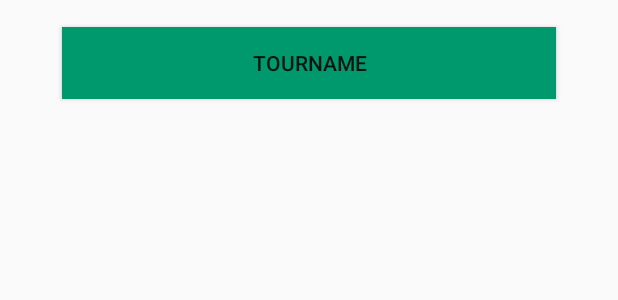
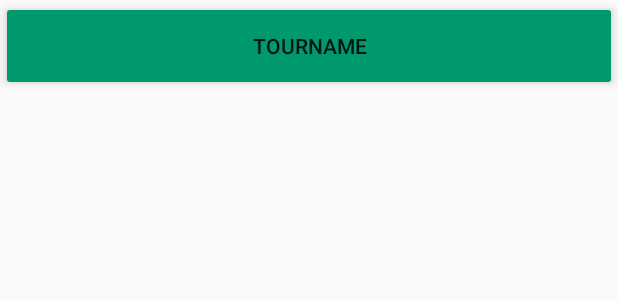
Before and after one commit to Colggen/AnyTravel, an Android app: the layout virtualtour_item.xml on its own in the app's theme, with its tools: preview values and no code run, on a phone screen of 412 x 824 dp. Shown: the top 300 px of the screen. Run offline under Robolectric (Android 15) with nearby library versions, the phone set to English and light mode, and no system bars.

Commit message:
initial commit

```diff
--- a/app/src/main/java/com/example/mainapplication/FavoriteToursAdapter.kt
+++ b/app/src/main/java/com/example/mainapplication/FavoriteToursAdapter.kt
@@ -3,6 +3,7 @@ package com.example.mainapplication
 import android.annotation.SuppressLint
 import android.content.Context
 import android.content.DialogInterface
+import android.content.Intent
 import android.view.LayoutInflater
 import android.view.View
 import android.view.ViewGroup
@@ -95,6 +96,11 @@ class FavoriteToursAdapter(private val context: Context,
                 showDialog(tour)
             }
         }
+        holder.itemView.setOnClickListener {
+            val intent = Intent(context, TourActivity::class.java)
+            intent.putExtra("tour", tours?.get(position))
+            context.startActivity(intent)
+        }
     }
 
     override fun getItemCount(): Int {
--- a/app/src/main/java/com/example/mainapplication/MyProfileFragment.kt
+++ b/app/src/main/java/com/example/mainapplication/MyProfileFragment.kt
@@ -86,7 +86,7 @@ class MyProfileFragment : Fragment() {
 
         view.virtualTourBt.setOnClickListener{
 
-            val intent = Intent(activity,VirtualTourActivity::class.java)
+            val intent = Intent(activity,ListOfVirtualTours::class.java)
             startActivity(intent)
         }
 
--- a/app/src/main/java/com/example/mainapplication/RegisteredTourAdapter.kt
+++ b/app/src/main/java/com/example/mainapplication/RegisteredTourAdapter.kt
@@ -3,6 +3,7 @@ package com.example.mainapplication
 import android.annotation.SuppressLint
 import android.content.Context
 import android.content.DialogInterface
+import android.content.Intent
 import android.util.Log
 import android.view.LayoutInflater
 import android.view.View
@@ -77,6 +78,11 @@ class RegisteredTourAdapter(private val context: Context, private val listener:
                 showDialog(tour)
             }
         }
+        holder.itemView.setOnClickListener {
+            val intent = Intent(context, TourActivity::class.java)
+            intent.putExtra("tour", tours?.get(position))
+            context.startActivity(intent)
+        }
     }
 
     override fun getItemCount(): Int {
--- a/app/src/main/java/com/example/mainapplication/TourAdapter.kt
+++ b/app/src/main/java/com/example/mainapplication/TourAdapter.kt
@@ -110,7 +110,7 @@ class TourAdapter(private val context: Context, private val listener: (Tours) ->
 
 
                     mAuth.currentUser?.getIdToken(true)
-                    myRef.child(mAuth.currentUser?.uid!!).child("savedTours").push().setValue(tour)
+                    myRef.child(mAuth.currentUser?.uid!!).child("savedTours").child(tour.id!!).setValue(tour)
                     Toast.makeText(context, "Тур был успешно добавлен!", Toast.LENGTH_SHORT).show()
 
                 })
--- a/app/src/main/res/layout/virtualtour_item.xml
+++ b/app/src/main/res/layout/virtualtour_item.xml
@@ -1,36 +1,19 @@
 <?xml version="1.0" encoding="utf-8"?>
-<androidx.constraintlayout.widget.ConstraintLayout
-    xmlns:android="http://schemas.android.com/apk/res/android"
+<androidx.cardview.widget.CardView xmlns:android="http://schemas.android.com/apk/res/android"
     xmlns:app="http://schemas.android.com/apk/res-auto"
     xmlns:tools="http://schemas.android.com/tools"
     android:layout_width="match_parent"
-    android:layout_height="match_parent">
+    android:layout_height="wrap_content"
+    app:cardElevation="4dp"
+    app:cardPreventCornerOverlap="true"
+    app:cardUseCompatPadding="true">
 
 
     <Button
         android:id="@+id/listOfVirtualTours"
-        android:layout_width="0dp"
+        android:layout_width="match_parent"
         android:layout_height="wrap_content"
         android:background="@color/colorGreen"
         android:hint="TourName"
-        android:text="TourName"
-        app:layout_constraintBottom_toBottomOf="parent"
-        app:layout_constraintEnd_toStartOf="@+id/guideline223"
-        app:layout_constraintStart_toStartOf="@+id/guideline22"
-        app:layout_constraintTop_toTopOf="parent"
-        app:layout_constraintVertical_bias="0.023" />
-
-    <androidx.constraintlayout.widget.Guideline
-        android:id="@+id/guideline22"
-        android:layout_width="wrap_content"
-        android:layout_height="wrap_content"
-        android:orientation="vertical"
-        app:layout_constraintGuide_percent="0.1" />
-
-    <androidx.constraintlayout.widget.Guideline
-        android:id="@+id/guideline223"
-        android:layout_width="wrap_content"
-        android:layout_height="wrap_content"
-        android:orientation="vertical"
-        app:layout_constraintGuide_percent="0.9" />
-</androidx.constraintlayout.widget.ConstraintLayout>
+        android:text="TourName" />
+</androidx.cardview.widget.CardView>
```
Also changed, not shown: app/src/main/java/com/example/mainapplication/ListOfVirtualTours.kt (+5 -2 lines), app/src/main/java/com/example/mainapplication/TourActivity.kt (+7 -10 lines), app/src/main/java/com/example/mainapplication/TripsFragment.kt (+6 -2 lines), app/src/main/java/com/example/mainapplication/VirtualTourActivity.kt (+9 -5 lines), app/src/main/java/com/example/mainapplication/VirtualTourAdapter.kt (+8 -0 lines).
